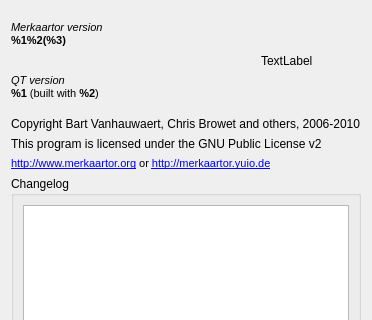
The window that src/AboutDialog.ui (openstreetmap/merkaartor) describes before a commit, drawn with Qt 5; both pictures show x 0 to 372 and y 0 to 320 of the 372 by 469 pixel window.
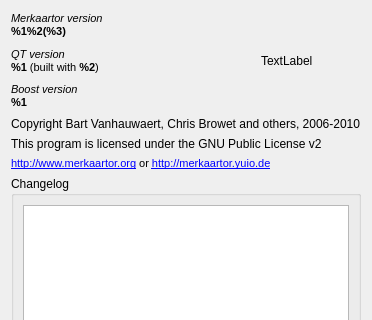
The same window after the commit.

Commit message: FIX : Use system Boost by default on linux

```diff
--- a/src/AboutDialog.ui
+++ b/src/AboutDialog.ui
@@ -48,6 +48,17 @@
          </property>
         </widget>
        </item>
+       <item>
+        <widget class="QLabel" name="BoostVersion">
+         <property name="text">
+          <string>&lt;!DOCTYPE HTML PUBLIC &quot;-//W3C//DTD HTML 4.0//EN&quot; &quot;http://www.w3.org/TR/REC-html40/strict.dtd&quot;&gt;
+&lt;html&gt;&lt;head&gt;&lt;meta name=&quot;qrichtext&quot; content=&quot;1&quot; /&gt;&lt;style type=&quot;text/css&quot;&gt;
+p, li { white-space: pre-wrap; }
+&lt;/style&gt;&lt;/head&gt;&lt;body style=&quot; font-family:'MS Shell Dlg 2'; font-size:8.25pt; font-weight:400; font-style:normal;&quot;&gt;
+&lt;p style=&quot; margin-top:0px; margin-bottom:0px; margin-left:0px; margin-right:0px; -qt-block-indent:0; text-indent:0px;&quot;&gt;&lt;span style=&quot; font-style:italic;&quot;&gt;Boost version&lt;/span&gt;&lt;br /&gt;&lt;span style=&quot; font-weight:600;&quot;&gt;%1&lt;/span&gt;&lt;/p&gt;&lt;/body&gt;&lt;/html&gt;</string>
+         </property>
+        </widget>
+       </item>
       </layout>
      </item>
      <item>
```
The commit also changes 2732 other files.
